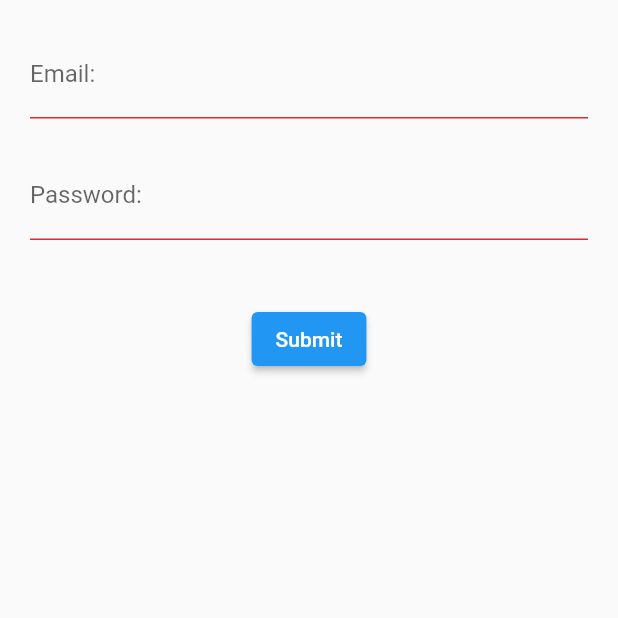
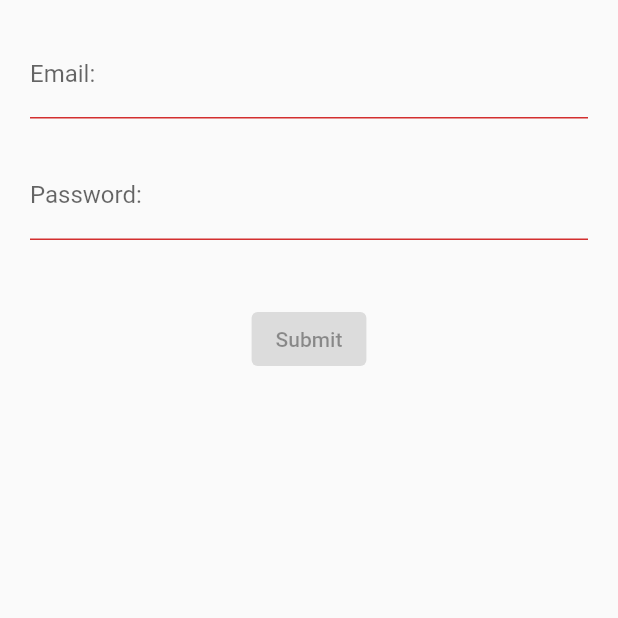
Before and after one commit to mustansarsaeed/flutter_training, a Flutter app: the screen it shows after launch, on a phone screen of 412 x 824 dp, the top half of it. Run offline on Flutter 3.47's test engine with Material 2 defaults, Android fonts, the phone set to English and light mode, and no system bars; our stand-ins replace rxdart.

Commit message:
- Modifying the BLOC to use RxDart library

```diff
--- a/login_bloc/lib/src/blocs/bloc.dart
+++ b/login_bloc/lib/src/blocs/bloc.dart
@@ -1,9 +1,10 @@
 import 'dart:async';
 import '../blocs/validators.dart';
+import 'package:rxdart/rxdart.dart';
 
 class Bloc extends Object with Validators {
-  final _emailController = StreamController<String>();
-  final _passwordController = StreamController<String>();
+  final _emailController = BehaviorSubject<String>();
+  final _passwordController = BehaviorSubject<String>();
 
   Function(String) get changeEmail => _emailController.sink.add;
   Function(String) get changePassword => _passwordController.sink.add;
@@ -12,6 +13,17 @@
   Stream<String> get password =>
       _passwordController.stream.transform(validatePassword);
 
+  Stream<bool> get submitValid =>
+      Rx.combineLatest2(email, password, (e, p) => true);
+
+  submit() {
+    final email = _emailController.value;
+    final password = _passwordController.value;
+
+    print('Email: $email');
+    print('Password: $password');
+  }
+
   dispose() {
     _emailController.close();
     _passwordController.close();
--- a/login_bloc/lib/src/screens/login_screen.dart
+++ b/login_bloc/lib/src/screens/login_screen.dart
@@ -15,7 +15,7 @@
           Container(
             margin: EdgeInsets.only(top: 20.0),
           ),
-          submitButton(),
+          submitButton(bloc),
         ],
       ),
     );
@@ -52,14 +52,16 @@
         });
   }
 
-  Widget submitButton() {
-    return ElevatedButton(
-      onPressed: () {},
-      child: Text('Submit'),
-      style: ButtonStyle(
-        backgroundColor: MaterialStateProperty.all<Color>(Colors.blue),
-        foregroundColor: MaterialStateProperty.all<Color>(Colors.white),
-      ),
-    );
+  Widget submitButton(Bloc bloc) {
+    return StreamBuilder(
+        stream: bloc.submitValid,
+        builder: (context, snapshot) {
+          return ElevatedButton(
+            onPressed: (snapshot.hasError || snapshot.data == null)
+                ? null
+                : bloc.submit,
+            child: Text('Submit'),
+          );
+        });
   }
 }
```
Also changed, not shown: login_bloc/pubspec.yaml (+3 -4 lines), login_bloc/pubspec.lock.
